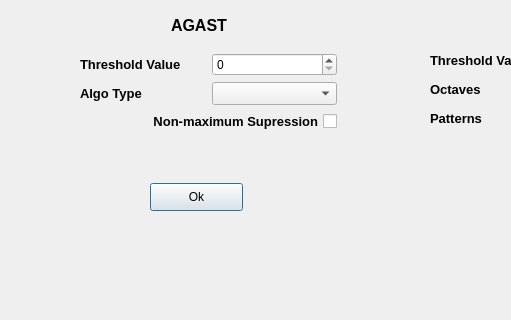
Old version of the form ComputerVisionApplications/featuredetectordialog.ui in the repository hardiktechnoplanet/ComputerVisionApplications; both pictures show x 0 to 511 and y 147 to 467 of the 752 by 467 pixel window.
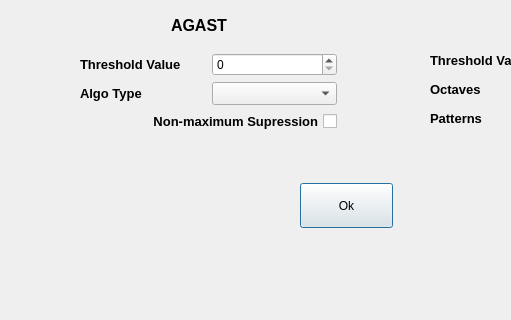
New version of the form.

Patch:
```diff
--- a/ComputerVisionApplications/featuredetectordialog.ui
+++ b/ComputerVisionApplications/featuredetectordialog.ui
@@ -16,10 +16,10 @@
   <widget class="QPushButton" name="ok_pushButton">
    <property name="geometry">
     <rect>
-     <x>150</x>
+     <x>300</x>
      <y>330</y>
      <width>93</width>
-     <height>28</height>
+     <height>45</height>
     </rect>
    </property>
    <property name="text">
@@ -56,7 +56,7 @@
     <string>Select the algo to run:</string>
    </property>
   </widget>
-  <widget class="QWidget" name="">
+  <widget class="QWidget" name="layoutWidget">
    <property name="geometry">
     <rect>
      <x>80</x>
@@ -203,7 +203,7 @@
     </item>
    </layout>
   </widget>
-  <widget class="QWidget" name="">
+  <widget class="QWidget" name="layoutWidget">
    <property name="geometry">
     <rect>
      <x>430</x>
```
